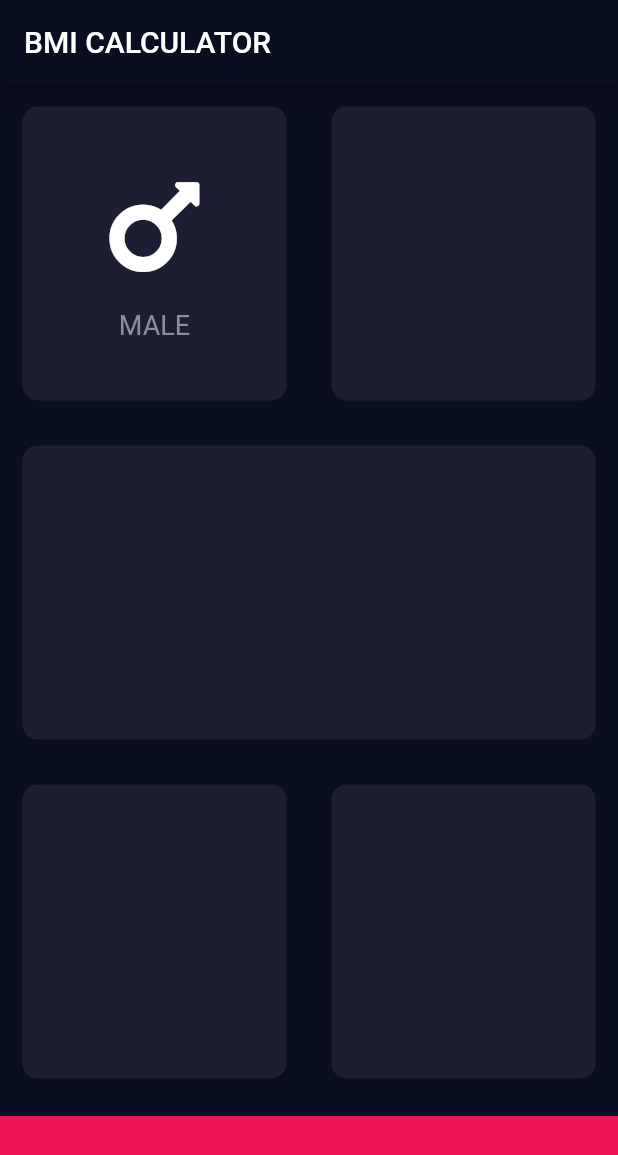
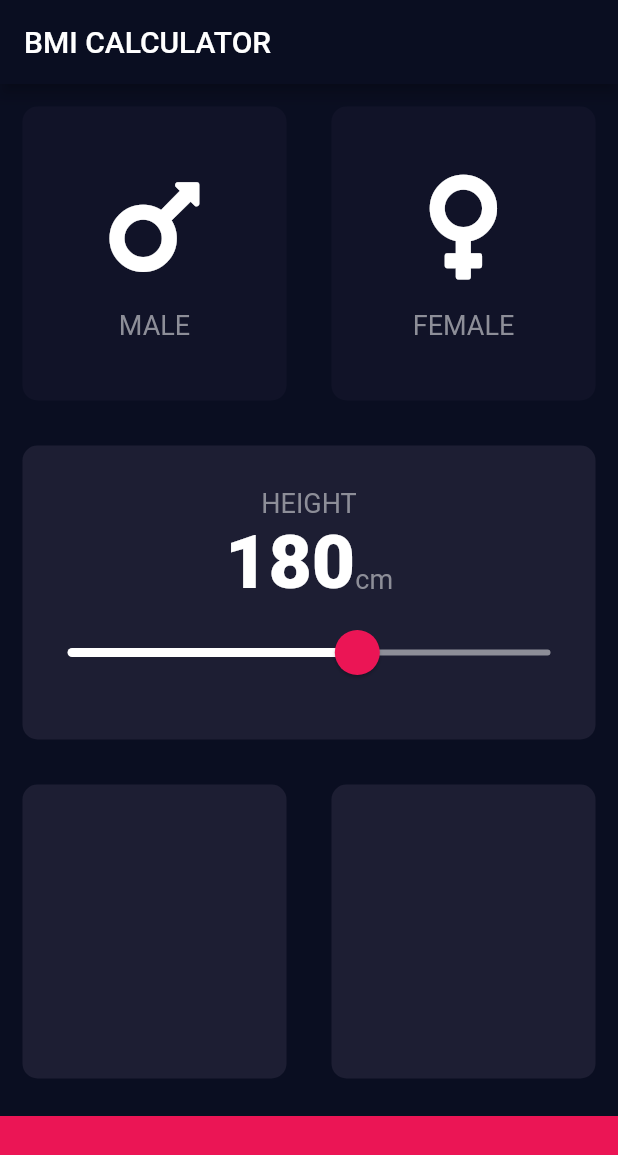
Before and after one commit to connorlof/bmi-calculator-flutter, a Flutter app: the screen it shows after launch, on a phone screen of 412 x 824 dp. Shown: the top 1155 px of the screen. Run offline on Flutter 3.47's test engine with Material 2 defaults, Android fonts, the phone set to English and light mode, and no system bars; our stand-ins replace font_awesome_flutter.

Commit message:
added height slider

```diff
--- /dev/null
+++ b/lib/constants.dart
@@ -0,0 +1,16 @@
+import 'package:flutter/material.dart';
+
+const kBottomContainerHeight = 80.0;
+const kBottomContainerColor = Color(0xFFEB1555);
+const kActiveCardColor = Color(0xFF1D1E33);
+const kInactiveCardColor = Color(0xFF111328);
+
+const kLabelTextStyle = TextStyle(
+  fontSize: 18,
+  color: Color(0xFF8D8E98),
+);
+
+const kNumberTextStyle = TextStyle(
+  fontSize: 50.0,
+  fontWeight: FontWeight.w900,
+);
--- /dev/null
+++ b/lib/icon_content.dart
@@ -0,0 +1,29 @@
+import 'package:bmi_calculator/constants.dart';
+import 'package:flutter/material.dart';
+
+class IconContent extends StatelessWidget {
+  IconContent(this.icon, this.label);
+
+  final IconData icon;
+  final String label;
+
+  @override
+  Widget build(BuildContext context) {
+    return Column(
+      mainAxisAlignment: MainAxisAlignment.center,
+      children: <Widget>[
+        Icon(
+          icon,
+          size: 80.0,
+        ),
+        SizedBox(
+          height: 15.0,
+        ),
+        Text(
+          label,
+          style: kLabelTextStyle,
+        )
+      ],
+    );
+  }
+}
--- a/lib/input_page.dart
+++ b/lib/input_page.dart
@@ -1,10 +1,10 @@
+import 'package:bmi_calculator/constants.dart';
+import 'package:bmi_calculator/icon_content.dart';
+import 'package:bmi_calculator/reusable_card.dart';
 import 'package:flutter/material.dart';
 import 'package:font_awesome_flutter/font_awesome_flutter.dart';
 
-const bottomContainerHeight = 80.0;
-const bottomContainerColor = Color(0xFFEB1555);
-const containerPrimaryColor = Color(0xFF1D1E33);
-const containerSecondaryColor = Color(0xFF1D1E33);
+enum Gender { male, female }
 
 class InputPage extends StatefulWidget {
   @override
@@ -12,6 +12,9 @@ class InputPage extends StatefulWidget {
 }
 
 class _InputPageState extends State<InputPage> {
+  Gender selectedGender;
+  int height = 180;
+
   @override
   Widget build(BuildContext context) {
     return Scaffold(
@@ -19,89 +22,117 @@ class _InputPageState extends State<InputPage> {
         title: Text('BMI CALCULATOR'),
       ),
       body: Column(
+        crossAxisAlignment: CrossAxisAlignment.stretch,
         children: <Widget>[
           Expanded(
             child: Row(
               children: <Widget>[
                 Expanded(
                   child: ReusableCard(
-                    containerPrimaryColor,
-                    cardChild: IconContent(),
+                    selectedGender == Gender.male
+                        ? kActiveCardColor
+                        : kInactiveCardColor,
+                    onPress: () {
+                      setState(() {
+                        selectedGender = Gender.male;
+                      });
+                    },
+                    cardChild: IconContent(
+                      FontAwesomeIcons.mars,
+                      'MALE',
+                    ),
                   ),
                 ),
                 Expanded(
-                  child: ReusableCard(containerPrimaryColor),
+                  child: ReusableCard(
+                    selectedGender == Gender.female
+                        ? kActiveCardColor
+                        : kInactiveCardColor,
+                    onPress: () {
+                      setState(() {
+                        selectedGender = Gender.female;
+                      });
+                    },
+                    cardChild: IconContent(
+                      FontAwesomeIcons.venus,
+                      'FEMALE',
+                    ),
+                  ),
                 ),
               ],
             ),
           ),
           Expanded(
-            child: ReusableCard(containerPrimaryColor),
+            child: ReusableCard(
+              kActiveCardColor,
+              cardChild: Column(
+                mainAxisAlignment: MainAxisAlignment.center,
+                children: <Widget>[
+                  Text(
+                    'HEIGHT',
+                    style: kLabelTextStyle,
+                  ),
+                  Row(
+                    mainAxisAlignment: MainAxisAlignment.center,
+                    crossAxisAlignment: CrossAxisAlignment.baseline,
+                    textBaseline: TextBaseline.alphabetic,
+                    children: <Widget>[
+                      Text(
+                        height.toString(),
+                        style: kNumberTextStyle,
+                      ),
+                      Text(
+                        'cm',
+                        style: kLabelTextStyle,
+                      ),
+                    ],
+                  ),
+                  SliderTheme(
+                    data: SliderTheme.of(context).copyWith(
+                      inactiveTrackColor: Color(0xFF8D8E98),
+                      activeTrackColor: Colors.white,
+                      thumbColor: Color(0xFFEB1555),
+                      overlayColor: Color(0x29EB1555),
+                      thumbShape:
+                          RoundSliderThumbShape(enabledThumbRadius: 15.0),
+                      overlayShape:
+                          RoundSliderOverlayShape(overlayRadius: 30.0),
+                    ),
+                    child: Slider(
+                      value: height.toDouble(),
+                      min: 120.0,
+                      max: 220.0,
+                      onChanged: (double newValue) {
+                        setState(() {
+                          height = newValue.round();
+                        });
+                      },
+                    ),
+                  ),
+                ],
+              ),
+            ),
           ),
           Expanded(
             child: Row(
               children: <Widget>[
                 Expanded(
-                  child: ReusableCard(containerPrimaryColor),
+                  child: ReusableCard(kActiveCardColor),
                 ),
                 Expanded(
-                  child: ReusableCard(containerPrimaryColor),
+                  child: ReusableCard(kActiveCardColor),
                 ),
               ],
             ),
           ),
           Container(
-            color: bottomContainerColor,
+            color: kBottomContainerColor,
             margin: EdgeInsets.only(top: 10.0),
             width: double.infinity,
-            height: bottomContainerHeight,
+            height: kBottomContainerHeight,
           )
         ],
       ),
     );
   }
 }
-
-class IconContent extends StatelessWidget {
-  @override
-  Widget build(BuildContext context) {
-    return Column(
-      mainAxisAlignment: MainAxisAlignment.center,
-      children: <Widget>[
-        Icon(
-          FontAwesomeIcons.mars,
-          size: 80.0,
-        ),
-        SizedBox(
-          height: 15.0,
-        ),
-        Text(
-          'MALE',
-          style: TextStyle(
-            fontSize: 18,
-            color: Color(0xFF8D8E98),
-          ),
-        )
-      ],
-    );
-  }
-}
-
-class ReusableCard extends StatelessWidget {
-  ReusableCard(this.cardColor, {this.cardChild});
-
-  final Color cardColor;
-  final Widget cardChild;
-
-  @override
-  Widget build(BuildContext context) {
-    return Container(
-      child: cardChild,
-      margin: EdgeInsets.all(15.0),
-      decoration: BoxDecoration(
-        color: cardColor,
-        borderRadius: BorderRadius.circular(10.0),
-      ),
-    );
-  }
-}
--- /dev/null
+++ b/lib/reusable_card.dart
@@ -0,0 +1,24 @@
+import 'package:flutter/material.dart';
+
+class ReusableCard extends StatelessWidget {
+  ReusableCard(this.cardColor, {this.cardChild, this.onPress});
+
+  final Color cardColor;
+  final Widget cardChild;
+  final Function onPress;
+
+  @override
+  Widget build(BuildContext context) {
+    return GestureDetector(
+      onTap: onPress,
+      child: Container(
+        child: cardChild,
+        margin: EdgeInsets.all(15.0),
+        decoration: BoxDecoration(
+          color: cardColor,
+          borderRadius: BorderRadius.circular(10.0),
+        ),
+      ),
+    );
+  }
+}
```
